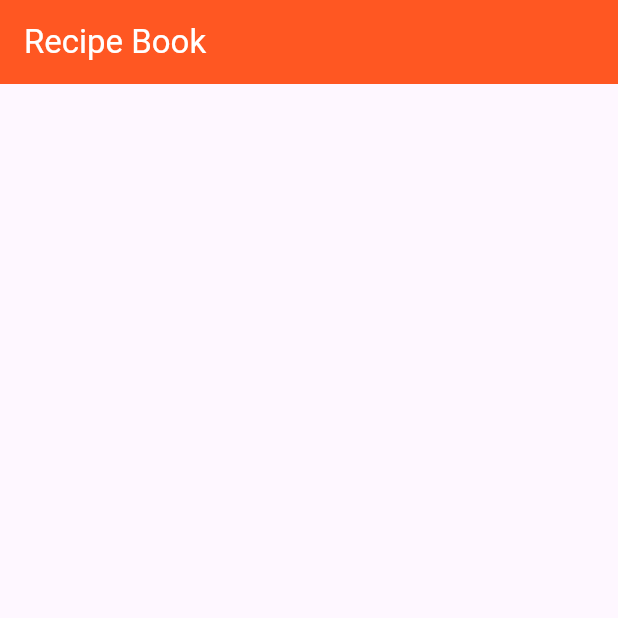
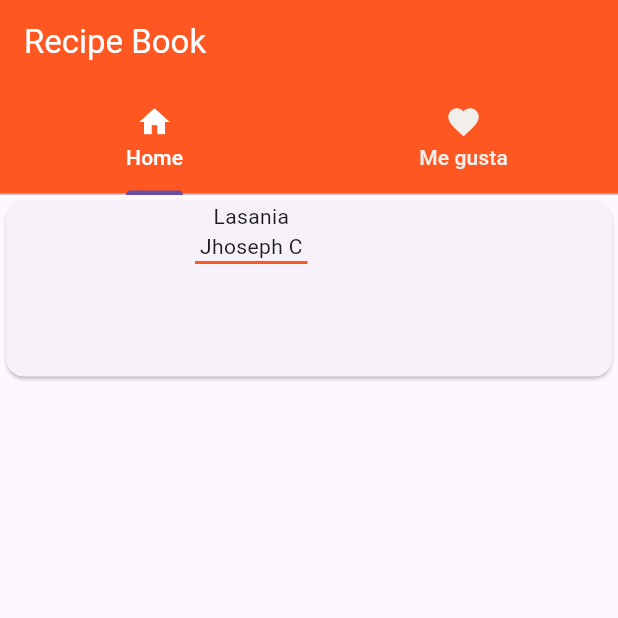
Before and after one commit to Jhosephcaceres19/recipe_book, a Flutter app: the screen it shows after launch, on a phone screen of 412 x 824 dp, the top half of it. Run offline on Flutter 3.47's test engine with Material 3 defaults, Android fonts, the light colour scheme and no system bars.

Commit message:
add: tap

```diff
--- a/lib/main.dart
+++ b/lib/main.dart
@@ -1,4 +1,6 @@
 import 'package:flutter/material.dart';
+// Asegúrate de que esta ruta sea correcta en tu proyecto
+import 'package:project_restaurant/screens/home_screen.dart';
 
 void main() => runApp(const MyApp());
 
@@ -7,7 +9,8 @@ class MyApp extends StatelessWidget {
 
   @override
   Widget build(BuildContext context) {
-    return MaterialApp(
+    return const MaterialApp(
+      // Se añade 'const' aquí para mejor rendimiento
       debugShowCheckedModeBanner: false,
       title: "Hola mundo",
       home: RecibeBook(),
@@ -20,10 +23,27 @@ class RecibeBook extends StatelessWidget {
 
   @override
   Widget build(BuildContext context) {
-    return Scaffold(
-      appBar: AppBar(
-        backgroundColor: Colors.deepOrange,
-        title: Text("Recipe Book", style: TextStyle(color: Colors.white)),
+    // 1. Envolver en DefaultTabController y definir la cantidad de pestañas
+    return DefaultTabController(
+      length: 1,
+      child: Scaffold(
+        appBar: AppBar(
+          backgroundColor: Colors.deepOrange,
+          title: const Text(
+            "Recipe Book",
+            style: TextStyle(color: Colors.white),
+          ),
+          bottom: const TabBar(
+            // Cambiado a color blanco para que los iconos/textos se vean sobre el naranja
+            labelColor: Colors.white,
+            unselectedLabelColor: Color.fromRGBO(240, 241, 239, 0.986),
+            tabs: [
+              Tab(icon: Icon(Icons.home), text: 'Home'),
+              Tab(icon: Icon(Icons.favorite), text: "Me gusta"),
+            ],
+          ),
+        ),
+        body: TabBarView(children: [HomeScreen()]),
       ),
     );
   }
--- /dev/null
+++ b/lib/screens/home_screen.dart
@@ -0,0 +1,37 @@
+import 'package:flutter/material.dart';
+
+class HomeScreen extends StatelessWidget {
+  const HomeScreen({super.key});
+
+  @override
+  Widget build(BuildContext context) {
+    return Scaffold(
+      body: Container(
+        width: MediaQuery.of(context).size.width,
+        height: 125,
+        child: Card(
+          child: Row(
+            children: <Widget>[
+              Container(
+                height: 125,
+                width: 100,
+                child: ClipRRect(
+                  borderRadius: BorderRadius.circular(10),
+                  child: Container(),
+                ),
+              ),
+              SizedBox(width: 26),
+              Column(
+                children: <Widget>[
+                  Text("Lasania"),
+                  Text("Jhoseph C"),
+                  Container(height: 2, width: 75, color: Colors.deepOrange),
+                ],
+              ),
+            ],
+          ),
+        ),
+      ),
+    );
+  }
+}
```
